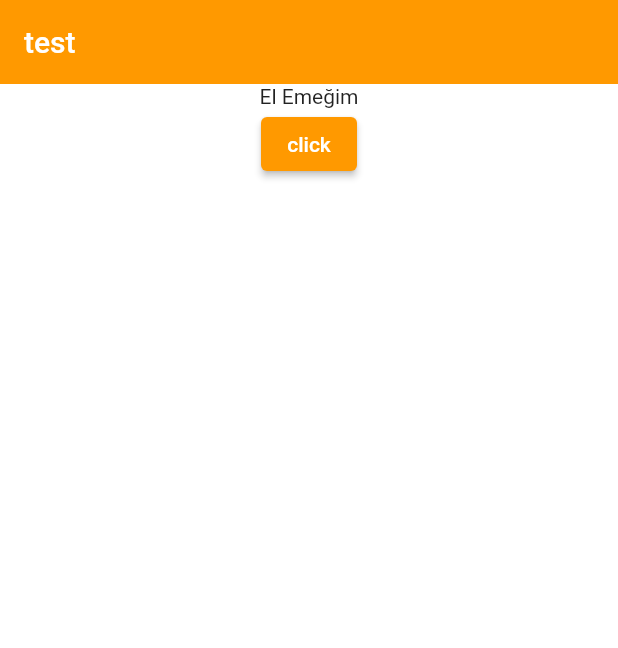
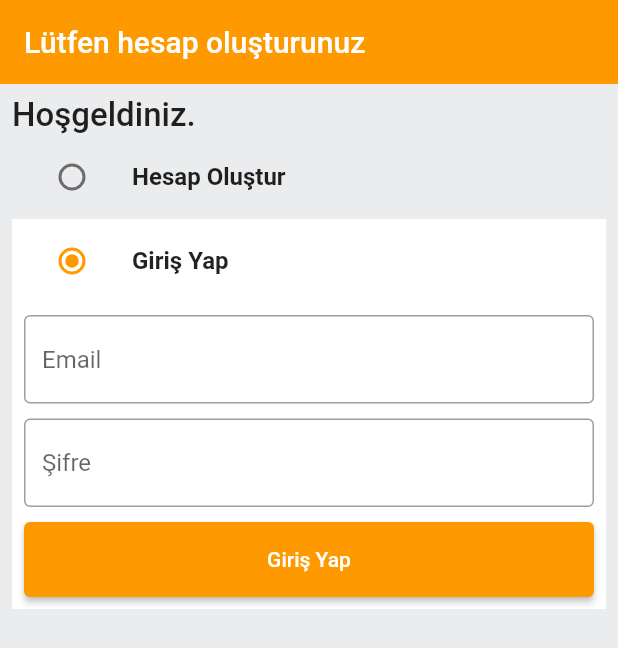
Before and after one commit to Argedik/el_emegim_new, a Flutter app: the screen it shows after launch, on a phone screen of 412 x 824 dp. Shown: the top 648 px of the screen. Run offline on Flutter 3.47's test engine with Material 2 defaults, Android fonts, the light colour scheme and no system bars.

Commit message:
Created auth screen

```diff
--- /dev/null
+++ b/lib/common/widgets/custom_button.dart
@@ -0,0 +1,24 @@
+import 'package:flutter/material.dart';
+
+class CustomButton extends StatelessWidget {
+  final String text;
+  final VoidCallback onTap;
+  const CustomButton({
+    Key? key,
+    required this.text,
+    required this.onTap,
+  }) : super(key: key);
+
+  @override
+  Widget build(BuildContext context) {
+    return ElevatedButton(
+      child: Text(
+        text,
+      ),
+      onPressed: onTap,
+      style: ElevatedButton.styleFrom(
+        minimumSize: const Size(double.infinity, 50),
+      ),
+    );
+  }
+}
--- /dev/null
+++ b/lib/common/widgets/custom_textfiel.dart
@@ -0,0 +1,30 @@
+import 'package:flutter/material.dart';
+
+class CustomTextField extends StatelessWidget {
+  final TextEditingController controller;
+  final String hintText;
+  const CustomTextField(
+      {Key? key, required this.controller, required this.hintText})
+      : super(key: key);
+
+  @override
+  Widget build(BuildContext context) {
+    return TextFormField(
+      controller: controller,
+      decoration: InputDecoration(
+        hintText: hintText,
+        border: const OutlineInputBorder(
+          borderSide: BorderSide(
+            color: Colors.black38,
+          ),
+        ),
+        enabledBorder: const OutlineInputBorder(
+          borderSide: BorderSide(
+            color: Colors.black38,
+          ),
+        ),
+      ),
+      validator: (val) {},
+    );
+  }
+}
--- /dev/null
+++ b/lib/features/auth/screens/auth_screen.dart
@@ -0,0 +1,147 @@
+import 'package:el_emegim/common/widgets/custom_button.dart';
+import 'package:el_emegim/common/widgets/custom_textfiel.dart';
+import 'package:el_emegim/constants/global_variables.dart';
+import 'package:flutter/material.dart';
+
+enum Auth { signin, signup }
+
+class AuthScreen extends StatefulWidget {
+  static const String routeName = '/auth-screen';
+  const AuthScreen({super.key});
+
+  @override
+  State<AuthScreen> createState() => _AuthScreenState();
+}
+
+class _AuthScreenState extends State<AuthScreen> {
+  Auth? _auth = Auth.signin;
+  final _signUpFormKey = GlobalKey<FormState>();
+  final _signInFormKey = GlobalKey<FormState>();
+
+  final TextEditingController _emailController = TextEditingController();
+  final TextEditingController _passwordController = TextEditingController();
+  final TextEditingController _nameController = TextEditingController();
+
+  @override
+  void dispose() {
+    super.dispose();
+    _emailController.dispose();
+    _passwordController.dispose();
+    _nameController.dispose();
+  }
+
+  @override
+  Widget build(BuildContext context) {
+    // Navigator.pushNamed(context, '', arguments: )
+    return Scaffold(
+      backgroundColor: GlobalVariables.greyBackgroundCOlor,
+      appBar: AppBar(
+        title: const Text('Lütfen hesap oluşturunuz'),
+      ),
+      body: SafeArea(
+        child: Padding(
+          padding: const EdgeInsets.all(8.0),
+          child: Column(
+            crossAxisAlignment: CrossAxisAlignment.start,
+            children: [
+              const Text(
+                'Hoşgeldiniz.',
+                style: TextStyle(
+                  fontSize: 22,
+                  fontWeight: FontWeight.w500,
+                ),
+              ),
+              ListTile(
+                tileColor: _auth == Auth.signup
+                    ? GlobalVariables.backgroundColor
+                    : GlobalVariables.greyBackgroundCOlor,
+                title: const Text(
+                  'Hesap Oluştur',
+                  style: TextStyle(
+                    fontWeight: FontWeight.bold,
+                  ),
+                ),
+                leading: Radio<Auth>(
+                  activeColor: GlobalVariables.secondaryColor,
+                  value: Auth.signup,
+                  groupValue: _auth,
+                  onChanged: (Auth? val) {
+                    setState(() {
+                      _auth = val!;
+                    });
+                  },
+                ),
+              ),
+              if (_auth == Auth.signup)
+                Container(
+                  padding: const EdgeInsets.all(8),
+                  color: GlobalVariables.backgroundColor,
+                  child: Form(
+                    key: _signUpFormKey,
+                    child: Column(
+                      children: [
+                        CustomTextField(
+                            controller: _nameController, hintText: 'İsim'),
+                        const SizedBox(height: 10),
+                        CustomTextField(
+                            controller: _emailController, hintText: 'Email'),
+                        const SizedBox(height: 10),
+                        CustomTextField(
+                            controller: _passwordController, hintText: 'Şifre'),
+                        const SizedBox(
+                          height: 10,
+                        ),
+                        CustomButton(text: 'Hesap Oluştur', onTap: () {})
+                      ],
+                    ),
+                  ),
+                ),
+              ListTile(
+                tileColor: _auth == Auth.signin
+                    ? GlobalVariables.backgroundColor
+                    : GlobalVariables.greyBackgroundCOlor,
+                title: const Text(
+                  'Giriş Yap',
+                  style: TextStyle(
+                    fontWeight: FontWeight.bold,
+                  ),
+                ),
+                leading: Radio<Auth>(
+                  activeColor: GlobalVariables.secondaryColor,
+                  value: Auth.signin,
+                  groupValue: _auth,
+                  onChanged: (Auth? val) {
+                    setState(() {
+                      _auth = val;
+                    });
+                  },
+                ),
+              ),
+              if (_auth == Auth.signin)
+                Container(
+                  padding: const EdgeInsets.all(8),
+                  color: GlobalVariables.backgroundColor,
+                  child: Form(
+                    key: _signUpFormKey,
+                    child: Column(
+                      children: [
+                        CustomTextField(
+                            controller: _emailController, hintText: 'Email'),
+                        const SizedBox(height: 10),
+                        CustomTextField(
+                            controller: _passwordController, hintText: 'Şifre'),
+                        const SizedBox(
+                          height: 10,
+                        ),
+                        CustomButton(text: 'Giriş Yap', onTap: () {})
+                      ],
+                    ),
+                  ),
+                ),
+            ],
+          ),
+        ),
+      ),
+    );
+  }
+}
--- a/lib/main.dart
+++ b/lib/main.dart
@@ -1,4 +1,6 @@
 import 'package:el_emegim/constants/global_variables.dart';
+import 'package:el_emegim/features/auth/screens/auth_screen.dart';
+import 'package:el_emegim/router.dart';
 import 'package:flutter/material.dart';
 
 void main() {
@@ -15,23 +17,13 @@
         theme: ThemeData(
             // primarySwatch: Colors.blue,
             scaffoldBackgroundColor: GlobalVariables.backgroundColor,
-          colorScheme:
-              const ColorScheme.light(primary: GlobalVariables.secondaryColor),
+            colorScheme: const ColorScheme.light(
+                primary: GlobalVariables.secondaryColor),
             appBarTheme: const AppBarTheme(
               elevation: 0,
               iconTheme: IconThemeData(color: Colors.black),
             )),
-      home: Scaffold(
-        appBar: AppBar(title: const Text('test')),
-        body: Column(
-          children: [
-            const Center(
-              child: Text('El Emeğim'),
-            ),
-            ElevatedButton(onPressed: () {}, child: const Text('click'))
-          ],
-        ),
-      ),
-    );
+        onGenerateRoute: (settings) => generateRoute(settings),
+        home: const AuthScreen());
   }
 }
--- /dev/null
+++ b/lib/router.dart
@@ -0,0 +1,21 @@
+import 'package:el_emegim/features/auth/screens/auth_screen.dart';
+import 'package:flutter/material.dart';
+
+Route<dynamic> generateRoute(RouteSettings routeSettings) {
+  switch (routeSettings.name) {
+    case AuthScreen.routeName:
+      return MaterialPageRoute(
+        settings: routeSettings,
+        builder: (_) => const AuthScreen(),
+      );
+    default:
+      return MaterialPageRoute(
+        settings: routeSettings,
+        builder: (_) => const Scaffold(
+          body: Center(
+            child: Text('Ekran yok'),
+          ),
+        ),
+      );
+  }
+}
```
Lines whose indentation alone changed are shown as unchanged.
